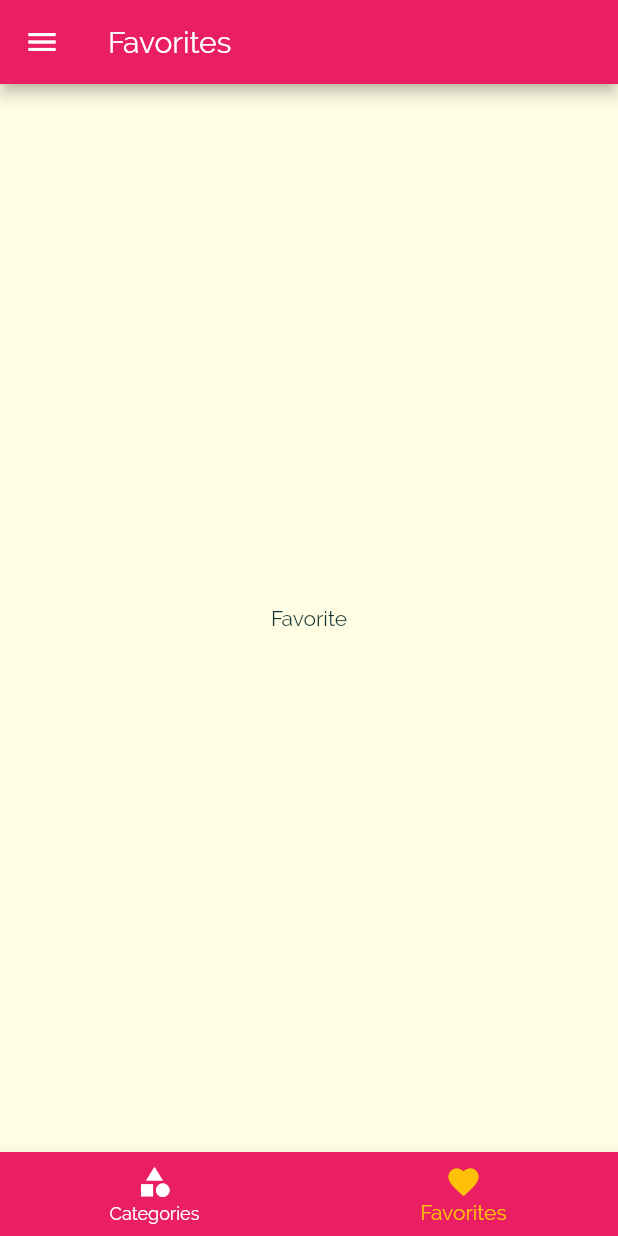
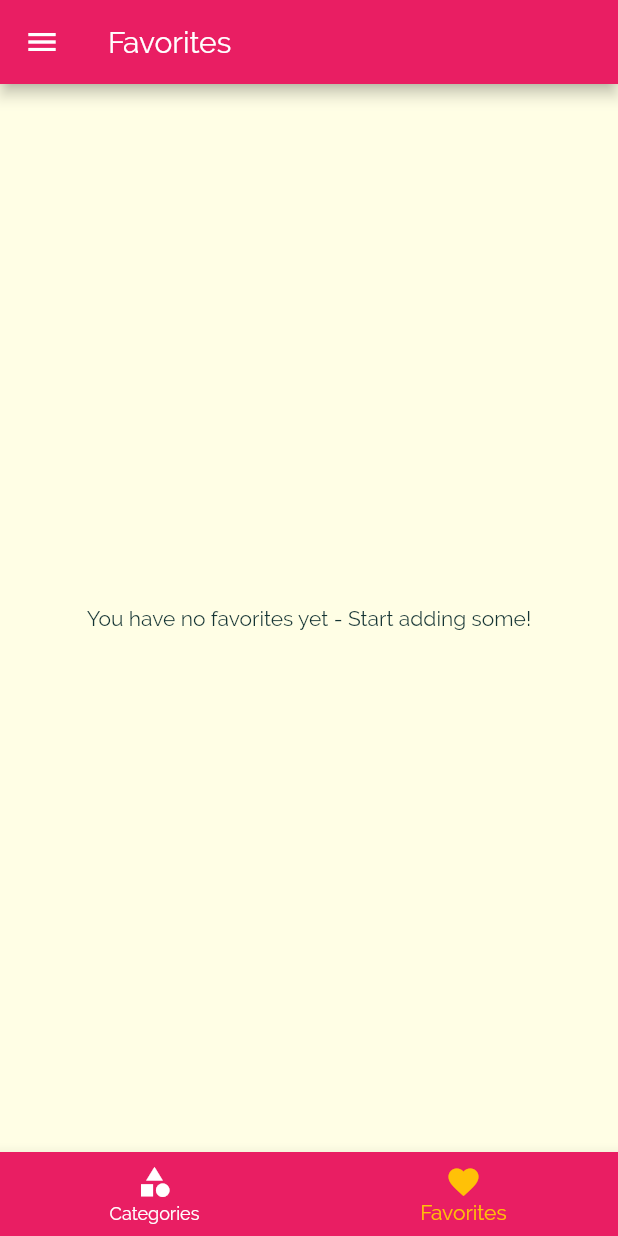
Before and after one commit to ilavisharma/Flutter-Recipes-App, a Flutter app: the screen it shows after launch, item 2 of the bottom bar chosen, on a phone screen of 412 x 824 dp. Run offline on Flutter 3.47's test engine with Material 2 defaults, Android fonts, the phone set to English and light mode, and no system bars.

Commit message:
finish the favorites

```diff
--- a/lib/main.dart
+++ b/lib/main.dart
@@ -24,6 +24,7 @@ class _MyAppState extends State<MyApp> {
   };
 
   List<Meal> _availableMeals = DUMMY_MEALS;
+  List<Meal> _favoritedMeals = [];
 
   void _setFilters(Map<String, bool> filterData) {
     setState(() {
@@ -44,6 +45,25 @@ class _MyAppState extends State<MyApp> {
         return true;
       }).toList();
     });
+  }
+
+  void _toggleFavorite(String mealId) {
+    final existingIndex =
+        _favoritedMeals.indexWhere((meal) => mealId == meal.id);
+    if (existingIndex >= 0) {
+      setState(() {
+        _favoritedMeals.removeAt(existingIndex);
+      });
+    } else {
+      setState(() {
+        _favoritedMeals
+            .add(DUMMY_MEALS.firstWhere((meal) => mealId == meal.id));
+      });
+    }
+  }
+
+  bool _isMealFavorite(String id) {
+    return _favoritedMeals.any((meal) => meal.id == id);
   }
 
   @override
@@ -70,11 +90,12 @@ class _MyAppState extends State<MyApp> {
             ),
       ),
       routes: {
-        '/': (ctx) => TabsScreen(),
+        '/': (ctx) => TabsScreen(_favoritedMeals),
         // use the static property
         CategoryMealsScreen.routeName: (ctx) =>
             CategoryMealsScreen(_availableMeals),
-        MealDetailScreen.routeName: (ctx) => MealDetailScreen(),
+        MealDetailScreen.routeName: (ctx) =>
+            MealDetailScreen(_toggleFavorite, _isMealFavorite),
         FiltersScreen.routeName: (ctx) => FiltersScreen(_filters, _setFilters),
       },
       /*
--- a/lib/screens/category_meals_screen.dart
+++ b/lib/screens/category_meals_screen.dart
@@ -63,7 +63,6 @@ class _CategoryMealsScreenState extends State<CategoryMealsScreen> {
               imageUrl: displayedMeals[index].imageUrl,
               complexity: displayedMeals[index].complexity,
               duration: displayedMeals[index].duration,
-              removeItem: removeMeal,
             );
           },
           itemCount: displayedMeals.length,
--- a/lib/screens/favorites_screen.dart
+++ b/lib/screens/favorites_screen.dart
@@ -1,10 +1,32 @@
 import 'package:flutter/material.dart';
+import 'package:recipes/models/meal.dart';
+import 'package:recipes/widgets/meal_item.dart';
 
 class FavoritesScreen extends StatelessWidget {
+  final List<Meal> favoritedMeals;
+
+  FavoritesScreen(this.favoritedMeals);
+
   @override
   Widget build(BuildContext context) {
-    return Center(
-      child: Text('Favorite'),
-    );
+    if (favoritedMeals.isEmpty) {
+      return Center(
+        child: Text('You have no favorites yet - Start adding some!'),
+      );
+    } else {
+      return ListView.builder(
+        itemBuilder: (ctx, index) {
+          return MealItem(
+            id: favoritedMeals[index].id,
+            title: favoritedMeals[index].title,
+            affordability: favoritedMeals[index].affordability,
+            imageUrl: favoritedMeals[index].imageUrl,
+            complexity: favoritedMeals[index].complexity,
+            duration: favoritedMeals[index].duration,
+          );
+        },
+        itemCount: favoritedMeals.length,
+      );
+    }
   }
 }
--- a/lib/screens/tabs_screen.dart
+++ b/lib/screens/tabs_screen.dart
@@ -1,19 +1,30 @@
 import 'package:flutter/material.dart';
+import 'package:recipes/models/meal.dart';
 import 'package:recipes/screens/categories_screen.dart';
 import 'package:recipes/screens/favorites_screen.dart';
 import 'package:recipes/widgets/main_drawer.dart';
 
 class TabsScreen extends StatefulWidget {
+  final List<Meal> favoritedMeals;
+
+  TabsScreen(this.favoritedMeals);
+
   @override
   _TabsScreenState createState() => _TabsScreenState();
 }
 
 class _TabsScreenState extends State<TabsScreen> {
-  final List<Map<String, Object>> _pages = [
-    {'page': CategoriesScreen(), 'title': 'Categories'},
-    {'page': FavoritesScreen(), 'title': 'Favorites'}
-  ];
+  List<Map<String, Object>> _pages;
   int _selectedPageIndex = 0;
+
+  @override
+  void initState() {
+    _pages = [
+      {'page': CategoriesScreen(), 'title': 'Categories'},
+      {'page': FavoritesScreen(widget.favoritedMeals), 'title': 'Favorites'}
+    ];
+    super.initState();
+  }
 
   void _selectPage(int index) {
     setState(() {
--- a/lib/widgets/meal_item.dart
+++ b/lib/widgets/meal_item.dart
@@ -9,7 +9,6 @@ class MealItem extends StatelessWidget {
   final int duration;
   final Complexity complexity;
   final Affordability affordability;
-  final Function removeItem;
 
   const MealItem({
     @required this.id,
@@ -18,7 +17,6 @@ class MealItem extends StatelessWidget {
     @required this.duration,
     @required this.complexity,
     @required this.affordability,
-    @required this.removeItem,
   });
 
   String get complexityText {
@@ -56,7 +54,7 @@ class MealItem extends StatelessWidget {
         .then((result) {
       // executes when the pushNamed page is poped (pop())
       if (result != null) {
-        removeItem(result);
+        // removeItem(result);
       }
     });
   }
```
Also changed, not shown: lib/screens/meal_detail_screen.dart (+7 -3 lines).
